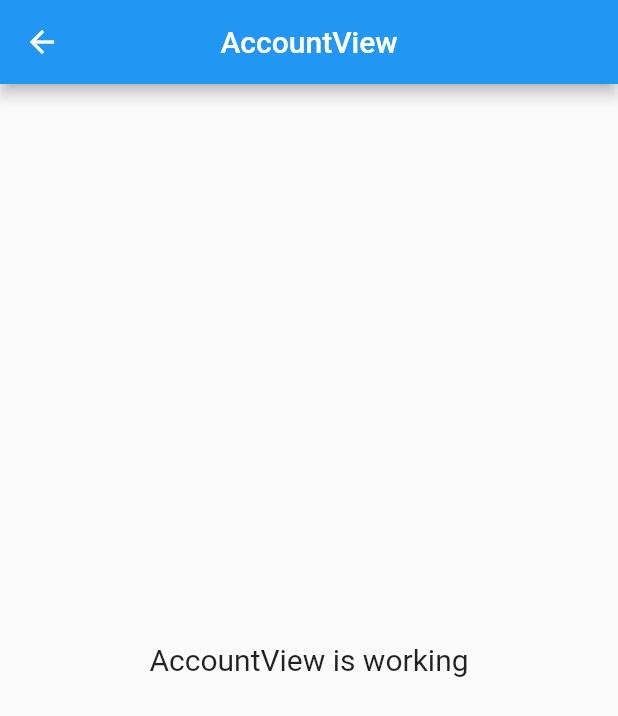
After one commit to devnizamuddin/ecommerce_demo_flutter, a Flutter app: the AccountView screen opened by its route, on a phone screen of 412 x 824 dp. The commit adds this screen. Shown: the top 716 px of the screen. Run offline on Flutter 3.47's test engine with Material 2 defaults, Android fonts, the phone set to English and light mode, and no system bars; our stand-ins replace animated_text_kit, get.

Commit message:
account page created

```diff
--- /dev/null
+++ b/lib/app/modules/account/views/account_view.dart
@@ -0,0 +1,24 @@
+import 'package:flutter/material.dart';
+
+import 'package:get/get.dart';
+
+import '../controllers/account_controller.dart';
+
+class AccountView extends GetView<AccountController> {
+  const AccountView({Key? key}) : super(key: key);
+  @override
+  Widget build(BuildContext context) {
+    return Scaffold(
+      appBar: AppBar(
+        title: const Text('AccountView'),
+        centerTitle: true,
+      ),
+      body: Center(
+        child: Text(
+          'AccountView is working',
+          style: TextStyle(fontSize: 20),
+        ),
+      ),
+    );
+  }
+}
--- a/lib/app/routes/app_pages.dart
+++ b/lib/app/routes/app_pages.dart
@@ -1,5 +1,7 @@
 import 'package:get/get.dart';
 
+import '../modules/account/bindings/account_binding.dart';
+import '../modules/account/views/account_view.dart';
 import '../modules/cart/bindings/cart_binding.dart';
 import '../modules/cart/views/cart_view.dart';
 import '../modules/home/bindings/home_binding.dart';
@@ -51,5 +53,10 @@ class AppPages {
       page: () => const ServicesView(),
       binding: ServicesBinding(),
     ),
+    GetPage(
+      name: _Paths.ACCOUNT,
+      page: () => const AccountView(),
+      binding: AccountBinding(),
+    ),
   ];
 }
--- a/lib/app/routes/app_routes.dart
+++ b/lib/app/routes/app_routes.dart
@@ -9,6 +9,7 @@ abstract class Routes {
   static const CART = _Paths.CART;
   static const INDEX = _Paths.INDEX;
   static const SERVICES = _Paths.SERVICES;
+  static const ACCOUNT = _Paths.ACCOUNT;
 }
 
 abstract class _Paths {
@@ -19,4 +20,5 @@ abstract class _Paths {
   static const CART = '/cart';
   static const INDEX = '/index';
   static const SERVICES = '/services';
+  static const ACCOUNT = '/account';
 }
```
Also changed, not shown: lib/app/modules/account/bindings/account_binding.dart (added, +12 -0 lines), lib/app/modules/account/controllers/account_controller.dart (added, +23 -0 lines).
